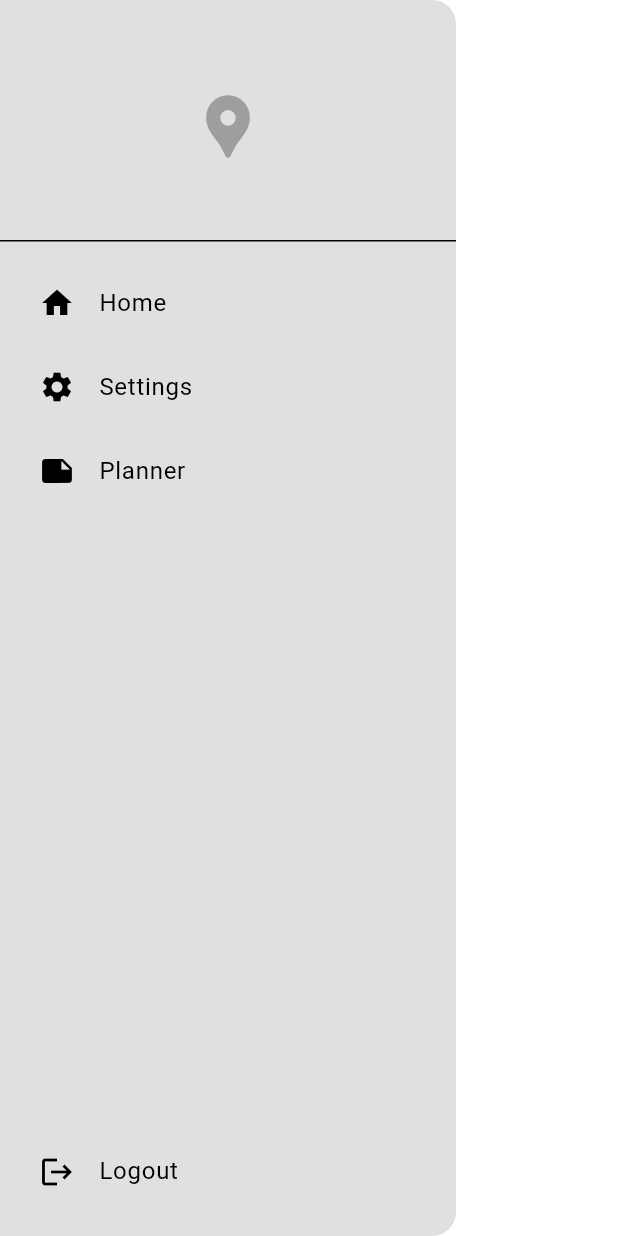
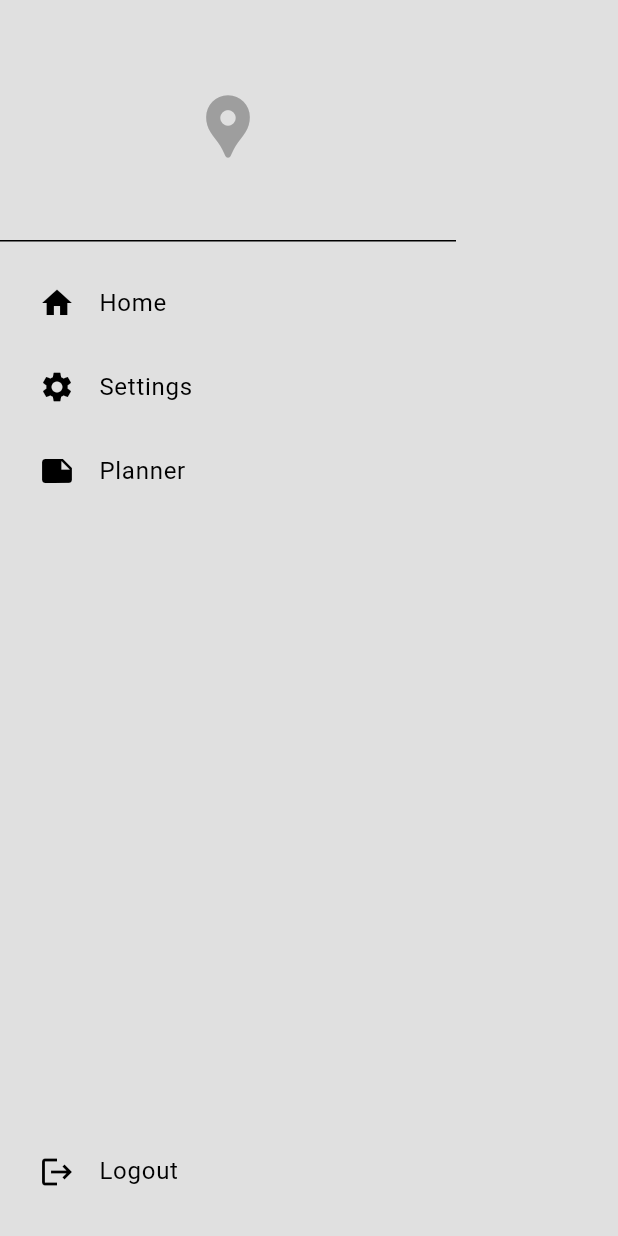
Before and after one commit to Halpinator/walkingapp, a Flutter app: the MyDrawer widget shown alone on an empty page, opened directly, on a phone screen of 412 x 824 dp. Run offline on Flutter 3.47's test engine with Material 3 defaults, Android fonts, the light colour scheme and no system bars; our stand-ins replace firebase_auth, firebase_core; accounts and stored records are empty; network calls fail.

Commit message:
Tidied code

```diff
--- a/lib/auth/auth_gate.dart
+++ b/lib/auth/auth_gate.dart
@@ -2,7 +2,6 @@ import 'package:firebase_auth/firebase_auth.dart';
 import 'package:flutter/material.dart';
 import 'package:walkingapp/auth/login_or_register.dart';
 import 'package:walkingapp/pages/home_page.dart';
-import 'package:walkingapp/pages/login_page.dart';
 
 class AuthGate extends StatelessWidget {
   const AuthGate({super.key});
--- a/lib/components/my_drawer.dart
+++ b/lib/components/my_drawer.dart
@@ -15,7 +15,7 @@ class MyDrawer extends StatelessWidget {
   @override
   Widget build(BuildContext context) {
     return Drawer(
-      backgroundColor: Theme.of(context).colorScheme.background,
+      backgroundColor: Theme.of(context).colorScheme.surface,
       child: Column(
         mainAxisAlignment: MainAxisAlignment.spaceBetween,
         children: [
@@ -32,53 +32,51 @@ class MyDrawer extends StatelessWidget {
                   ),
                 ),
 
-              // home list tile
+              // Home Tile
               Padding(
                 padding: const EdgeInsets.only(left: 10, top: 5),
                 child: ListTile(
-                  title: Text("Home"),
-                  leading: Icon(Icons.home),
+                  title: const Text("Home"),
+                  leading: const Icon(Icons.home),
                   onTap: () {
-                    // pop the drawer
+                    // Pop the drawer
                     Navigator.pop(context);
                   },
                 ),
               ),
-              // settings list tile
+              // Settings Tile
               Padding(
                 padding: const EdgeInsets.only(left: 10),
                 child: ListTile(
-                  title: Text("Settings"),
-                  leading: Icon(Icons.settings),
+                  title: const Text("Settings"),
+                  leading: const Icon(Icons.settings),
                   onTap: () {
-                    // pop the drawer
+                    // Pop the drawer
                     Navigator.pop(context);
-
                     // Go to settings page
                     Navigator.push(
                       context,
                       MaterialPageRoute(
-                        builder: (context) => SettingsPage()
+                        builder: (context) => const SettingsPage()
                         )
                     );
                   },
                 ),
               ),
-               // settings list tile
+              // Planner Tile
               Padding(
                 padding: const EdgeInsets.only(left: 10),
                 child: ListTile(
-                  title: Text("Planner"),
-                  leading: Icon(Icons.note),
+                  title: const Text("Planner"),
+                  leading: const Icon(Icons.note),
                   onTap: () {
-                    // pop the drawer
+                    // Pop the drawer
                     Navigator.pop(context);
-
-                    // Go to settings page
+                    // Go to Planner page
                     Navigator.push(
                       context,
                       MaterialPageRoute(
-                        builder: (context) => PlannerPage()
+                        builder: (context) => const PlannerPage()
                         )
                     );
                   },
@@ -90,8 +88,8 @@ class MyDrawer extends StatelessWidget {
           Padding(
             padding: const EdgeInsets.only(left: 10, bottom: 15),
             child: ListTile(
-              title: Text("Logout"),
-              leading: Icon(Icons.logout),
+              title: const Text("Logout"),
+              leading: const Icon(Icons.logout),
               onTap: logout,
             ),
           ),
--- a/lib/main.dart
+++ b/lib/main.dart
@@ -1,11 +1,8 @@
 import 'package:firebase_core/firebase_core.dart';
 import 'package:flutter/material.dart';
 import 'package:walkingapp/auth/auth_gate.dart';
-import 'package:walkingapp/auth/login_or_register.dart';
 import 'package:walkingapp/firebase_options.dart';
 import 'package:walkingapp/themes/light_mode.dart';
-import 'pages/login_page.dart';
-import 'pages/register_page.dart';
 
 void main() async {
   WidgetsFlutterBinding.ensureInitialized();
--- a/lib/pages/home_page.dart
+++ b/lib/pages/home_page.dart
@@ -1,5 +1,4 @@
 import 'package:flutter/material.dart';
-import 'package:walkingapp/auth/auth_service.dart';
 import 'package:walkingapp/components/my_drawer.dart';
 
 class HomePage extends StatelessWidget {
@@ -9,9 +8,9 @@ class HomePage extends StatelessWidget {
   Widget build(BuildContext context) {
     return Scaffold(
       appBar: AppBar(
-        title: Text("Home Page"),
+        title: const Text("Home Page"),
       ),
-      drawer: MyDrawer(),
+      drawer: const MyDrawer(),
     );
   }
 }
--- a/lib/pages/planner_page.dart
+++ b/lib/pages/planner_page.dart
@@ -6,7 +6,7 @@ class PlannerPage extends StatelessWidget {
   @override
   Widget build(BuildContext context) {
     return Scaffold(
-      appBar: AppBar(title: Text("Planner Page"),)
+      appBar: AppBar(title: const Text("Planner Page"),)
     );
   }
 }
--- a/lib/pages/settings_page.dart
+++ b/lib/pages/settings_page.dart
@@ -6,7 +6,7 @@ class SettingsPage extends StatelessWidget {
   @override
   Widget build(BuildContext context) {
     return Scaffold(
-      appBar: AppBar(title: Text("Settings Page"),)
+      appBar: AppBar(title: const Text("Settings Page"),)
     );
   }
 }
--- a/lib/themes/light_mode.dart
+++ b/lib/themes/light_mode.dart
@@ -2,7 +2,7 @@ import 'package:flutter/material.dart';
 
 ThemeData lightMode = ThemeData(
   colorScheme: ColorScheme.light(
-    background: Colors.grey.shade300,
+    surface: Colors.grey.shade300,
     primary: Colors.grey.shade500,
     secondary: Colors.grey.shade200,
     tertiary: Colors.white,
```
Also changed, not shown: lib/pages/login_page.dart (+7 -8 lines), lib/pages/register_page.dart (+11 -12 lines).
